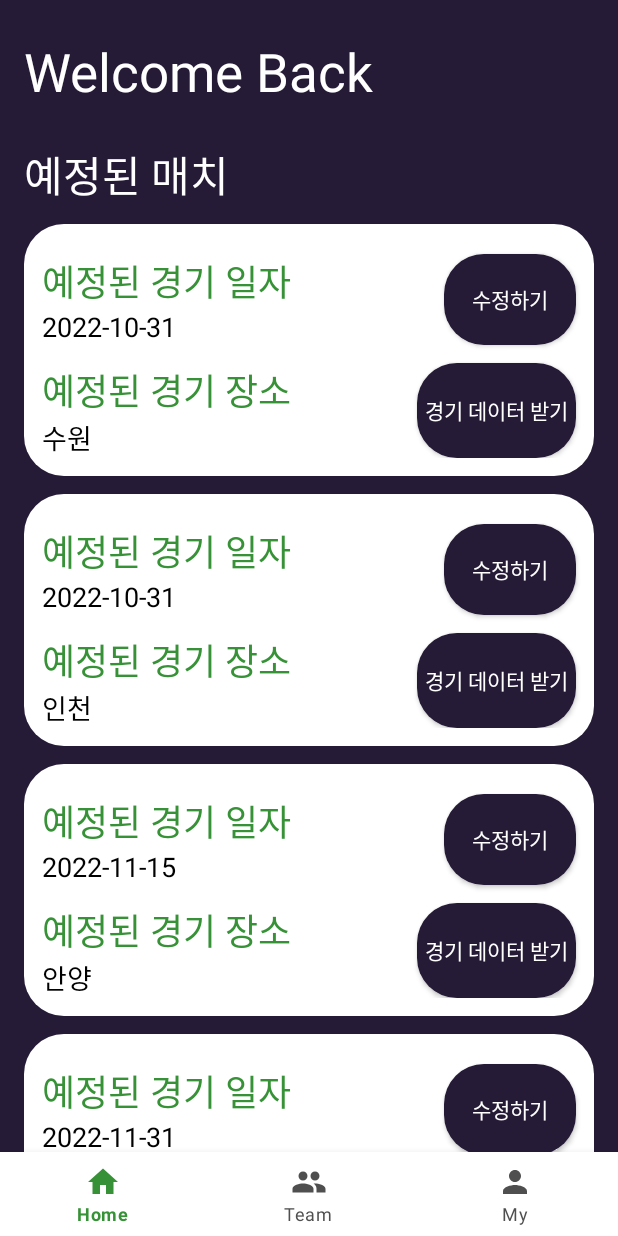
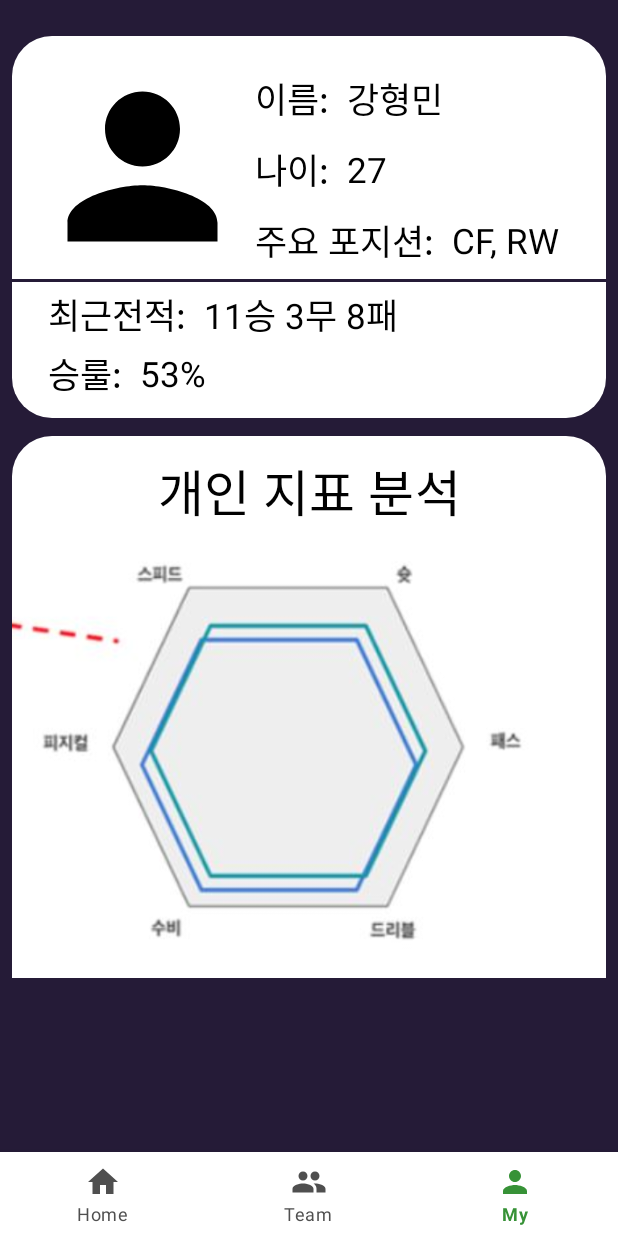
Before and after one commit to HyungMinKang/kimcoach, an Android app: the HomeFragment screen opened through its navigation route, item 3 of the bottom bar chosen, on a phone screen of 412 x 824 dp. Run offline under Robolectric (Android 15) with nearby library versions, the phone set to English and light mode, and no system bars; our stand-ins replace data binding, navigation-ui; libraries missing offline, so code that uses them is left out: com.google.android.gms.

Commit message:
feat: 개인페이지 UI 1차 완성

```diff
--- /dev/null
+++ b/mobile/src/main/java/com/example/mobile/ui/my/MyFragment.kt
@@ -0,0 +1,21 @@
+package com.example.mobile.ui.my
+
+import android.os.Bundle
+import androidx.fragment.app.Fragment
+import android.view.LayoutInflater
+import android.view.View
+import android.view.ViewGroup
+import com.example.mobile.R
+
+class MyFragment : Fragment() {
+
+
+    override fun onCreateView(
+        inflater: LayoutInflater, container: ViewGroup?,
+        savedInstanceState: Bundle?
+    ): View? {
+        // Inflate the layout for this fragment
+        return inflater.inflate(R.layout.fragment_my, container, false)
+    }
+
+}
--- a/mobile/src/main/res/layout/fragment_home.xml
+++ b/mobile/src/main/res/layout/fragment_home.xml
@@ -73,7 +73,7 @@
             android:textSize="28sp"
             android:layout_marginStart="12dp"
             android:layout_marginTop="12dp"
-            android:text="데이터 미등록 경기"
+            android:text="완료된 경기"
             />
     </androidx.constraintlayout.widget.ConstraintLayout>
     </ScrollView>
--- /dev/null
+++ b/mobile/src/main/res/layout/fragment_my.xml
@@ -0,0 +1,183 @@
+<?xml version="1.0" encoding="utf-8"?>
+<androidx.constraintlayout.widget.ConstraintLayout xmlns:android="http://schemas.android.com/apk/res/android"
+    xmlns:tools="http://schemas.android.com/tools"
+    android:layout_width="match_parent"
+    android:layout_height="match_parent"
+    xmlns:app="http://schemas.android.com/apk/res-auto"
+    android:background="@color/dark_purple"
+    tools:context=".ui.my.MyFragment">
+
+    <androidx.constraintlayout.widget.ConstraintLayout
+        android:layout_width="match_parent"
+        android:layout_height="wrap_content"
+        android:layout_marginTop="24dp"
+        android:layout_marginHorizontal="8dp"
+        android:id="@+id/cl_my_profile_info"
+        android:paddingBottom="12dp"
+        app:layout_constraintTop_toTopOf="parent"
+        app:layout_constraintStart_toStartOf="parent"
+        android:background="@drawable/btn_radius_white"
+        >
+
+        <ImageView
+            android:id="@+id/iv_my_profile_image"
+            android:layout_width="150dp"
+            android:layout_height="150dp"
+            app:layout_constraintTop_toTopOf="parent"
+            app:layout_constraintStart_toStartOf="parent"
+            android:background="@drawable/ic_baseline_person_24"
+            android:layout_marginStart="12dp"
+            android:layout_marginTop="12dp"
+            />
+        <TextView
+            android:id="@+id/tv_my_name_title"
+            android:layout_width="wrap_content"
+            android:layout_height="wrap_content"
+            android:text="이름:  "
+            android:layout_marginTop="12dp"
+            style="@style/HeadLine5.Black"
+            app:layout_constraintTop_toTopOf="@id/iv_my_profile_image"
+            app:layout_constraintStart_toEndOf="@id/iv_my_profile_image"
+            />
+
+        <TextView
+            android:layout_width="wrap_content"
+            android:layout_height="wrap_content"
+            app:layout_constraintStart_toEndOf="@id/tv_my_name_title"
+            app:layout_constraintTop_toTopOf="@id/tv_my_name_title"
+            style="@style/HeadLine5.Black"
+            app:layout_constraintBottom_toBottomOf="@id/tv_my_name_title"
+            android:text="강형민"
+            />
+
+        <TextView
+            android:id="@+id/tv_my_age_title"
+            android:layout_width="wrap_content"
+            android:layout_height="wrap_content"
+            android:text="나이:  "
+            android:layout_marginTop="12dp"
+            style="@style/HeadLine5.Black"
+            app:layout_constraintTop_toBottomOf="@id/tv_my_name_title"
+            app:layout_constraintStart_toEndOf="@id/iv_my_profile_image"
+            />
+
+        <TextView
+            android:layout_width="wrap_content"
+            android:layout_height="wrap_content"
+            app:layout_constraintStart_toEndOf="@id/tv_my_name_title"
+            app:layout_constraintTop_toTopOf="@id/tv_my_age_title"
+            style="@style/HeadLine5.Black"
+            app:layout_constraintBottom_toBottomOf="@id/tv_my_age_title"
+            android:text="27"
+            />
+
+        <TextView
+            android:id="@+id/tv_my_position_title"
+            android:layout_width="wrap_content"
+            android:layout_height="wrap_content"
+            android:text="주요 포지션:  "
+            android:layout_marginTop="12dp"
+            style="@style/HeadLine5.Black"
+            app:layout_constraintTop_toBottomOf="@id/tv_my_age_title"
+            app:layout_constraintStart_toEndOf="@id/iv_my_profile_image"
+            />
+
+        <TextView
+            android:layout_width="wrap_content"
+            android:layout_height="wrap_content"
+            app:layout_constraintStart_toEndOf="@id/tv_my_position_title"
+            app:layout_constraintTop_toTopOf="@id/tv_my_position_title"
+            style="@style/HeadLine5.Black"
+            app:layout_constraintBottom_toBottomOf="@id/tv_my_position_title"
+            android:text="CF, RW"
+            />
+
+        <View
+            android:id="@+id/divider_my_profile"
+            android:layout_width="match_parent"
+            android:layout_height="2dp"
+            android:background="@color/dark_purple"
+            app:layout_constraintTop_toBottomOf="@id/iv_my_profile_image"
+            />
+        <TextView
+            android:id="@+id/tv_my_recent_match_title"
+            android:layout_width="wrap_content"
+            android:layout_height="wrap_content"
+            app:layout_constraintTop_toBottomOf="@id/divider_my_profile"
+            app:layout_constraintStart_toStartOf="@id/iv_my_profile_image"
+            android:layout_marginStart="12dp"
+            android:layout_marginTop="4dp"
+            android:text="최근전적:  "
+            style="@style/HeadLine5.Black"
+            />
+
+        <TextView
+            android:layout_width="wrap_content"
+            android:layout_height="wrap_content"
+            app:layout_constraintStart_toEndOf="@id/tv_my_recent_match_title"
+            app:layout_constraintTop_toTopOf="@id/tv_my_recent_match_title"
+            style="@style/HeadLine5.Black"
+            app:layout_constraintBottom_toBottomOf="@id/tv_my_recent_match_title"
+            android:text="11승 3무 8패"
+            />
+
+        <TextView
+            android:id="@+id/tv_my_win_rate_title"
+            android:layout_width="wrap_content"
+            android:layout_height="wrap_content"
+            app:layout_constraintTop_toBottomOf="@id/tv_my_recent_match_title"
+            app:layout_constraintStart_toStartOf="@id/iv_my_profile_image"
+            android:layout_marginStart="12dp"
+            android:layout_marginTop="4dp"
+            android:text="승룰:  "
+            style="@style/HeadLine5.Black"
+            />
+
+        <TextView
+            android:layout_width="wrap_content"
+            android:layout_height="wrap_content"
+            app:layout_constraintStart_toEndOf="@id/tv_my_win_rate_title"
+            app:layout_constraintTop_toTopOf="@id/tv_my_win_rate_title"
+            style="@style/HeadLine5.Black"
+
+            app:layout_constraintBottom_toBottomOf="@id/tv_my_win_rate_title"
+            android:text="53%"
+            />
+
+    </androidx.constraintlayout.widget.ConstraintLayout>
+    <androidx.constraintlayout.widget.ConstraintLayout
+        android:layout_width="match_parent"
+        android:layout_height="wrap_content"
+        android:layout_marginVertical="12dp"
+
+        android:layout_marginHorizontal="8dp"
+        android:background="@drawable/btn_radius_white"
+        app:layout_constraintTop_toBottomOf="@id/cl_my_profile_info"
+        app:layout_constraintStart_toStartOf="parent"
+        app:layout_constraintEnd_toEndOf="parent">
+
+        <TextView
+            android:id="@+id/tv_my_radar_chart_title"
+            android:layout_width="wrap_content"
+            android:layout_height="wrap_content"
+            app:layout_constraintTop_toTopOf="parent"
+            app:layout_constraintStart_toStartOf="parent"
+            app:layout_constraintEnd_toEndOf="parent"
+            android:text="개인 지표 분석"
+            style="@style/HeadLine4.Black"
+            android:layout_marginTop="12dp"
+            />
+
+        <ImageView
+            android:layout_width="wrap_content"
+            android:layout_height="300dp"
+            app:layout_constraintTop_toBottomOf="@id/tv_my_radar_chart_title"
+            app:layout_constraintStart_toStartOf="parent"
+            app:layout_constraintEnd_toEndOf="parent"
+
+            android:background="@drawable/sample_radar_graph"
+
+            />
+
+    </androidx.constraintlayout.widget.ConstraintLayout>
+</androidx.constraintlayout.widget.ConstraintLayout>
--- a/mobile/src/main/res/layout/item_home_reserved_match.xml
+++ b/mobile/src/main/res/layout/item_home_reserved_match.xml
@@ -84,7 +84,7 @@
             app:layout_constraintTop_toTopOf="@id/tv_match_place_title"
             app:layout_constraintBottom_toBottomOf="@id/tv_match_place"
             android:background="@drawable/btn_radius_purple"
-            android:text = "경기 데이터 받기"
+            android:text = "취소하기"
             android:textColor="@color/white"
             android:paddingHorizontal="5dp"
             android:layout_marginEnd="12dp"
--- a/mobile/src/main/res/navigation/navigation_main.xml
+++ b/mobile/src/main/res/navigation/navigation_main.xml
@@ -15,7 +15,7 @@
             app:destination="@id/signUpFragment" />
         <action
             android:id="@+id/action_loginFragment_to_homeFragment"
-            app:destination="@id/homeFragment" />
+            app:destination="@id/navigation_home" />
     </fragment>
     <fragment
         android:id="@+id/signUpFragment"
@@ -27,7 +27,14 @@
             app:destination="@id/loginFragment" />
     </fragment>
     <fragment
-        android:id="@+id/homeFragment"
+        android:id="@+id/navigation_home"
         android:name="com.example.mobile.ui.home.HomeFragment"
-        android:label="HomeFragment" />
+        android:label="HomeFragment" >
+
+    </fragment>
+    <fragment
+        android:id="@id/navigation_my"
+        android:name="com.example.mobile.ui.my.MyFragment"
+        android:label="fragment_my"
+        tools:layout="@layout/fragment_my" />
 </navigation>
```
Also changed, not shown: mobile/src/main/res/drawable/sample_radar_graph.JPG (added).
